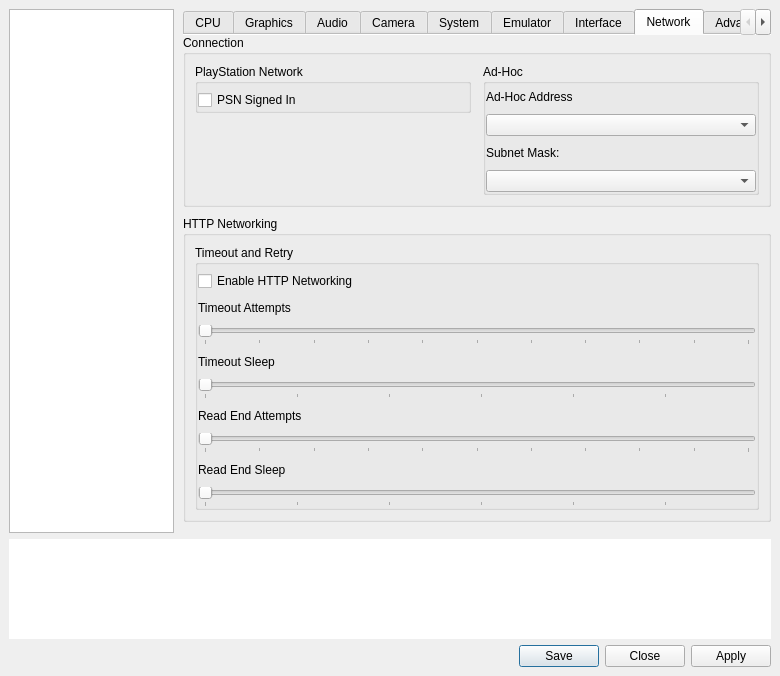
Qt form vita3k/gui-qt/src/settings_dialog.ui (Zangetsu38/Vita3K) before a commit.
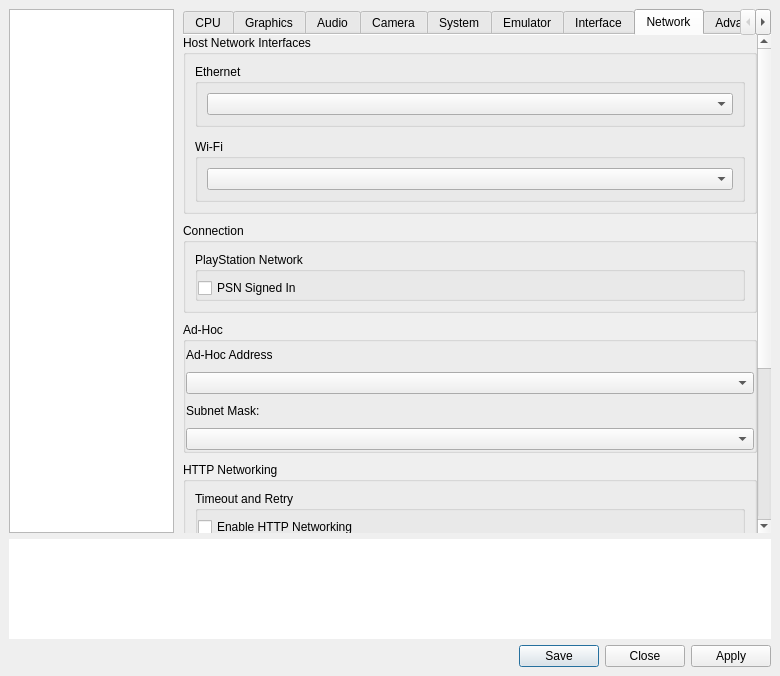
The same form after that commit. The open tabs and pages were chosen to show the change.

Patch:
```diff
--- a/vita3k/gui-qt/src/settings_dialog.ui
+++ b/vita3k/gui-qt/src/settings_dialog.ui
@@ -2534,6 +2534,42 @@
              <property name="bottomMargin">
               <number>0</number>
              </property>
+             <item>
+              <widget class="QGroupBox" name="gb_network_interfaces_section">
+               <property name="title">
+                <string>Host Network Interfaces</string>
+               </property>
+                <layout class="QVBoxLayout" name="gb_network_interfaces_section_layout">
+                <property name="spacing">
+                 <number>12</number>
+                </property>
+                <item>
+                 <widget class="QGroupBox" name="gb_ethernet_interfaces">
+                  <property name="title">
+                   <string>Ethernet</string>
+                  </property>
+                  <layout class="QVBoxLayout" name="gb_ethernet_interfaces_layout">
+                   <item>
+                    <widget class="QComboBox" name="ethernet_interfaces_combo"/>
+                   </item>
+                  </layout>
+                 </widget>
+                </item>
+                <item>
+                 <widget class="QGroupBox" name="gb_wifi_interfaces">
+                  <property name="title">
+                   <string>Wi-Fi</string>
+                  </property>
+                  <layout class="QVBoxLayout" name="gb_wifi_interfaces_layout">
+                   <item>
+                    <widget class="QComboBox" name="wifi_interfaces_combo"/>
+                   </item>
+                  </layout>
+                 </widget>
+                </item>
+               </layout>
+              </widget>
+             </item>
              <item>
               <widget class="QGroupBox" name="gb_network_connection_section">
                <property name="title">
@@ -2574,7 +2610,10 @@
                   </layout>
                  </widget>
                 </item>
-                <item alignment="Qt::AlignmentFlag::AlignTop">
+               </layout>
+              </widget>
+             </item>
+             <item>
                  <widget class="QGroupBox" name="gb_adhoc">
                   <property name="title">
                    <string>Ad-Hoc</string>
@@ -2617,9 +2656,6 @@
                    </item>
                    <item>
                     <widget class="QComboBox" name="subnet_mask_box"/>
-                   </item>
-                  </layout>
-                 </widget>
                 </item>
                </layout>
               </widget>
```
Left out of the diff: 18 changed lines with no effect on the pictures. Lines whose indentation alone changed are shown as unchanged.
